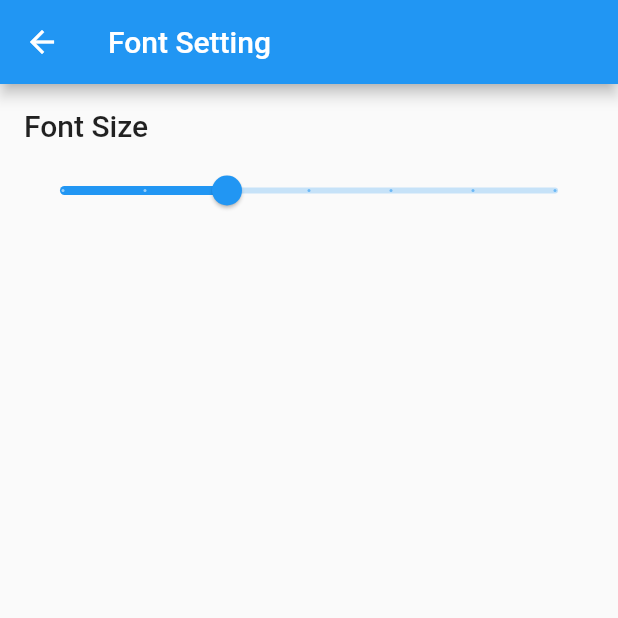
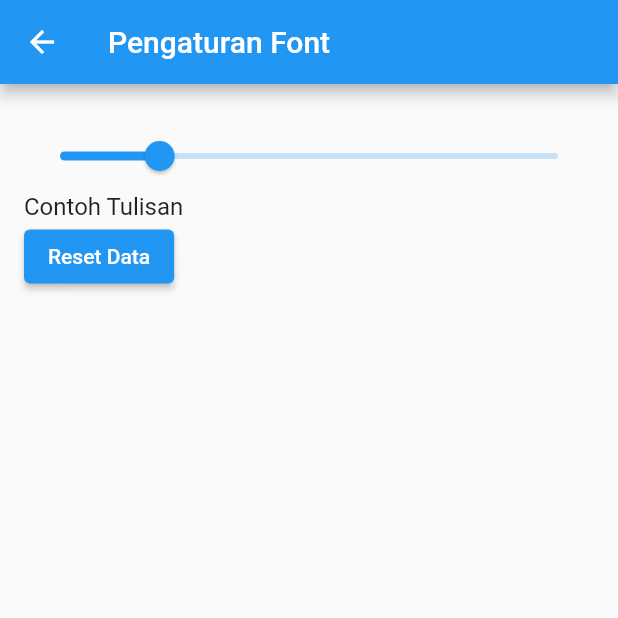
Before and after one commit to sapret19/miniawradreborn2, a Flutter app: the FontSettingPage screen opened directly with empty values, on a phone screen of 412 x 824 dp, the top half of it. Run offline on Flutter 3.47's test engine with Material 2 defaults, Android fonts, the phone set to English and light mode, and no system bars; our stand-ins replace get, shared_preferences, sizer; missing offline and left inert: pdfx, syncfusion_flutter_pdfviewer; accounts and stored records are empty.

Commit message:
malam/ fontsize mari

```diff
--- a/lib/rute.dart
+++ b/lib/rute.dart
@@ -12,6 +12,7 @@ import 'package:miniawradreborn2/page/tabbar_sabul.dart';
 import 'package:miniawradreborn2/page/tabbar_waqiah.dart';
 import 'package:miniawradreborn2/page/tabbar_yasin.dart';
 import 'package:miniawradreborn2/page/single_list.dart';
+import 'package:miniawradreborn2/page_baru/single_page_baru.dart';
 import 'package:miniawradreborn2/pdf.dart';
 import 'package:miniawradreborn2/per.dart';
 import 'package:miniawradreborn2/set.dart';
@@ -35,7 +36,7 @@ Map<String, WidgetBuilder> get rute {
     "/diba": (BuildContext context) =>
         page(judulpage: 'Maulid Diba', pdfpage: "diba.pdf"),
     "/sabul": (BuildContext context) => const Tabbar_sabul(),
-    "/dalail": (BuildContext context) => HomePage(),
+    "/dalail": (BuildContext context) => single_page_baru(),
   };
 }
 
--- a/lib/set.dart
+++ b/lib/set.dart
@@ -43,29 +43,44 @@ class _FontSettingPageState extends State<FontSettingPage> {
     await _prefs.setDouble(_key, _fontSize);
   }
 
+  void _resetData() async {
+    SharedPreferences prefs = await SharedPreferences.getInstance();
+    await prefs.remove('font_size');
+    setState(() {
+      _fontSize = 16.0;
+    });
+  }
+
   @override
   Widget build(BuildContext context) {
     return Scaffold(
       appBar: AppBar(
-        title: Text("Font Setting"),
+        title: Text("Pengaturan Font"),
       ),
       body: Padding(
         padding: const EdgeInsets.all(16.0),
         child: Column(
           crossAxisAlignment: CrossAxisAlignment.start,
           children: [
-            Text(
-              "Font Size",
-              style: Theme.of(context).textTheme.headline6,
-            ),
             SizedBox(height: 8.0),
             Slider(
               value: _fontSize,
               min: 10.0,
-              max: 32.0,
-              divisions: 6,
+              max: 40.0,
+              // label: _fontSize.round().toString(),
+              // divisions: 40,
               onChanged: _setFontSize,
             ),
+            Text(
+              "Contoh Tulisan",
+              style: TextStyle(fontSize: _fontSize),
+              // Theme.of(context).textTheme.headline6,
+            ),
+            ElevatedButton(
+                onPressed: () {
+                  _resetData;
+                },
+                child: Text('Reset Data'))
           ],
         ),
       ),
```
Also changed, not shown: lib/main.dart (+1 -45 lines), lib/page_baru/single_page_baru.dart (+84 -7 lines).
